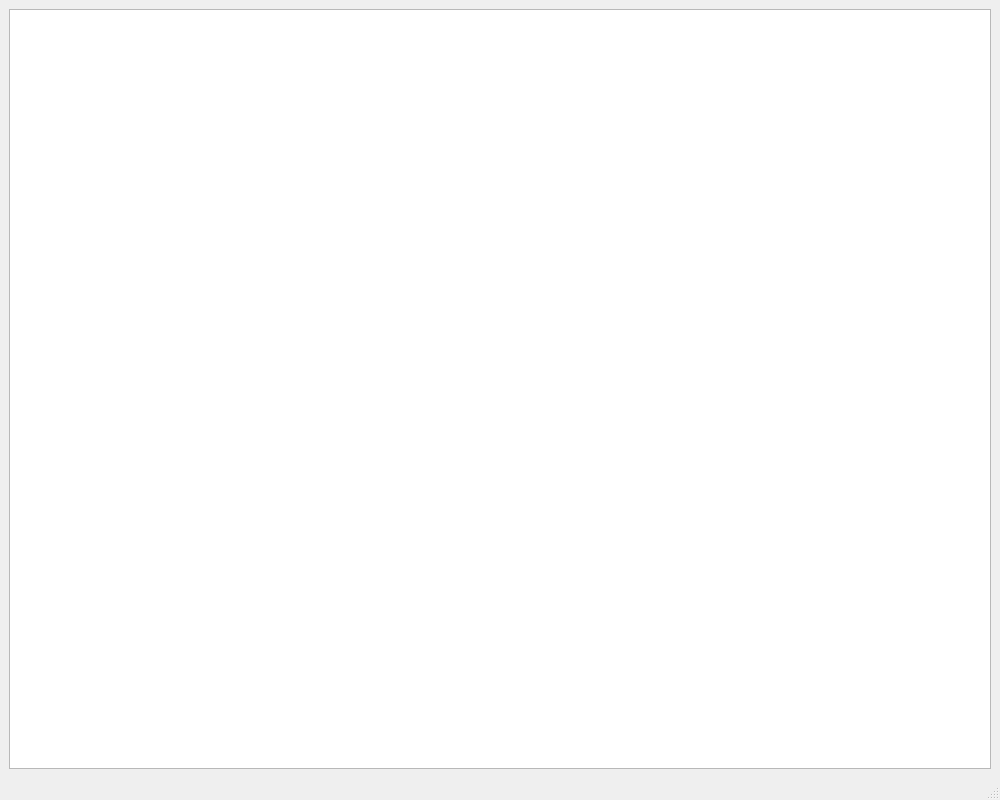
The window that Monster/mainwindow.ui (W3STi/Chess2.0) describes before a commit, drawn with Qt 5.
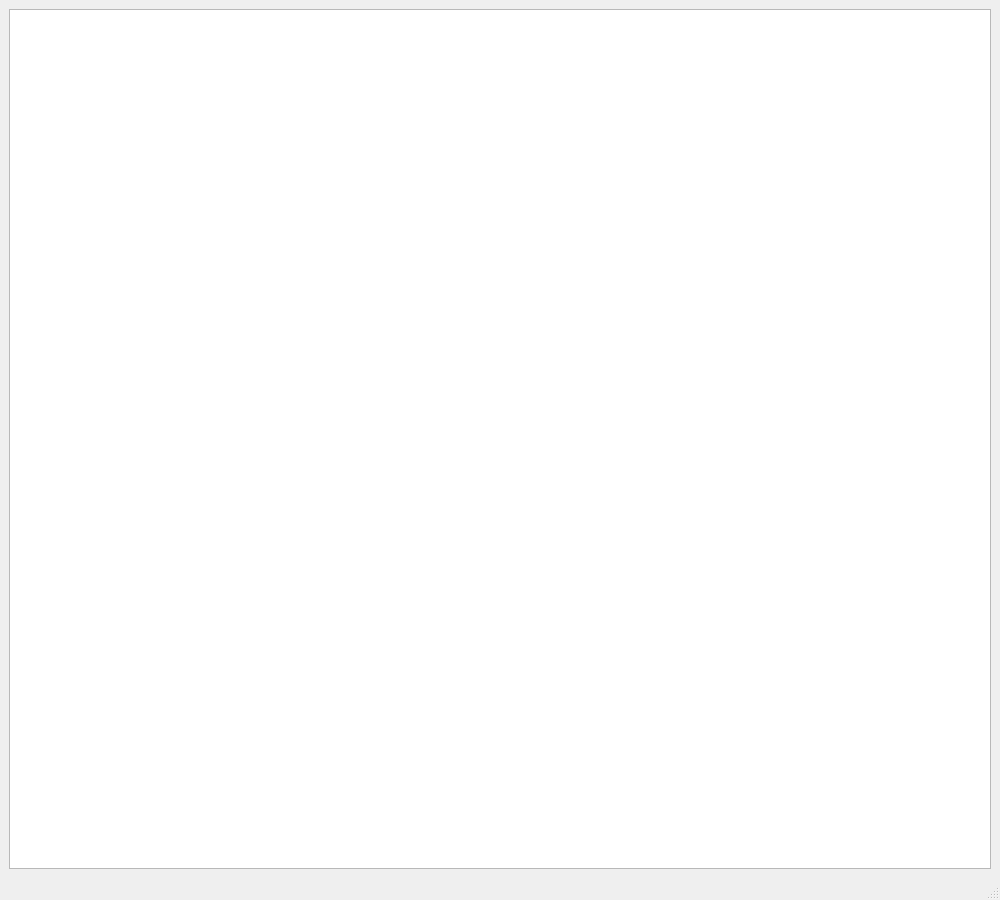
The same window after the commit.

Patch:
```diff
--- a/Monster/mainwindow.ui
+++ b/Monster/mainwindow.ui
@@ -7,7 +7,7 @@
     <x>0</x>
     <y>0</y>
     <width>1000</width>
-    <height>800</height>
+    <height>900</height>
    </rect>
   </property>
   <property name="windowTitle">
```
